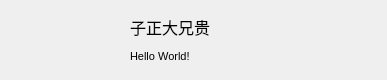
Qt form Resource/Skin/ConLstUserItem.ui (CNGoSeI/IMClient) before a commit.
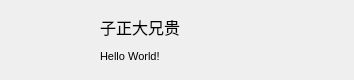
The same form after that commit. Icons and pictures are not drawn.

What changed in the file:
```diff
--- a/Resource/Skin/ConLstUserItem.ui
+++ b/Resource/Skin/ConLstUserItem.ui
@@ -6,7 +6,7 @@
    <rect>
     <x>0</x>
     <y>0</y>
-    <width>387</width>
+    <width>354</width>
     <height>80</height>
    </rect>
   </property>
@@ -61,9 +61,12 @@
      <property name="orientation">
       <enum>Qt::Horizontal</enum>
      </property>
+     <property name="sizeType">
+      <enum>QSizePolicy::Preferred</enum>
+     </property>
      <property name="sizeHint" stdset="0">
       <size>
-       <width>40</width>
+       <width>10</width>
        <height>20</height>
       </size>
      </property>
```
